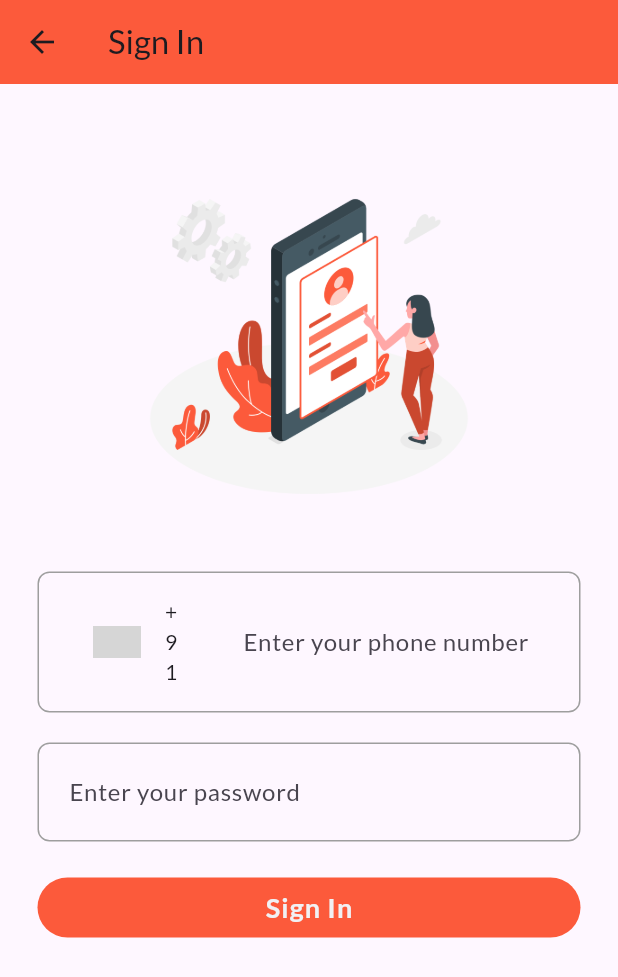
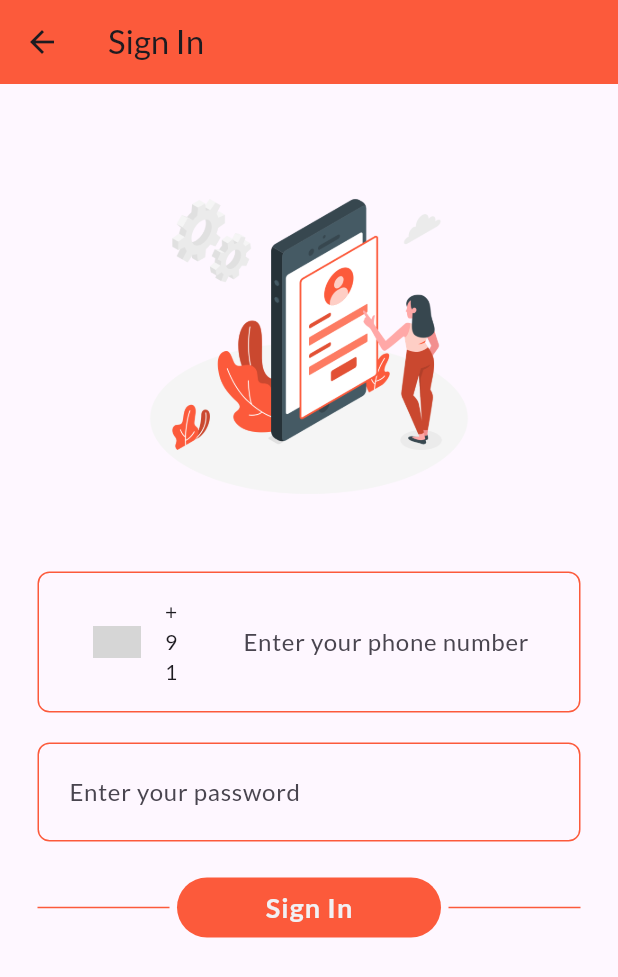
Before and after one commit to ReoCorreia/Alt-Pay, a Flutter app: the SignIn screen opened directly, on a phone screen of 412 x 824 dp. Shown: the top 977 px of the screen. Run offline on Flutter 3.47's test engine with Material 3 defaults, Android fonts, the phone set to English and light mode, and no system bars; drawn by our look-alikes of country_code_picker; our stand-ins replace flutter_custom_clippers, google_fonts, lottie, otp_text_field, pretty_qr_code; missing offline and left inert: flutter_barcode_scanner; project files that could hold a hidden picture were left out; grey boxes are pictures that could not be loaded.

Commit message:
more sign-in page ui changes

```diff
--- a/lib/pages/customer/sign_in.dart
+++ b/lib/pages/customer/sign_in.dart
@@ -45,7 +45,7 @@ class _SignInState extends State<SignIn> {
             // const SizedBox(height: 20.0),
             Container(
               decoration: BoxDecoration(
-                border: Border.all(color: Colors.grey), // Define border color and width
+                border: Border.all(color: themeBtnOrange), // Define border color and width
                 borderRadius: BorderRadius.circular(8.0), // Optionally, apply border radius
               ),
               child: Row(
@@ -84,7 +84,7 @@ class _SignInState extends State<SignIn> {
                   child: Container(
                     decoration: BoxDecoration(
                       borderRadius: BorderRadius.circular(8.0), // Apply border radius
-                      border: Border.all(color: Colors.grey), // Define border color and width
+                      border: Border.all(color: themeBtnOrange), // Define border color and width
                     ),
                     child: TextField(
                       obscureText: true,
@@ -101,7 +101,17 @@ class _SignInState extends State<SignIn> {
             ),
 
             const SizedBox(height: 20.0),
-            ElevatedButton(
+            Row(
+              children: <Widget>[
+                Expanded(
+                  child: Divider(
+                    color: themeBtnOrange,
+                  )
+                ),
+                const SizedBox(width: 5.0),
+                Expanded(
+                  flex: 2,
+                  child: ElevatedButton(
                     onPressed: () => _submit(context),
                     style: themeBtn2,
                     child: Text(
@@ -115,6 +125,15 @@ class _SignInState extends State<SignIn> {
                       ),
                     ),
                   ),
+                ),
+                const SizedBox(width: 5.0),
+                Expanded(
+                  child: Divider(
+                    color: themeBtnOrange,
+                  )
+                )
+              ],
+            )
           ],
         ),
 
```
Lines whose indentation alone changed are shown as unchanged.
